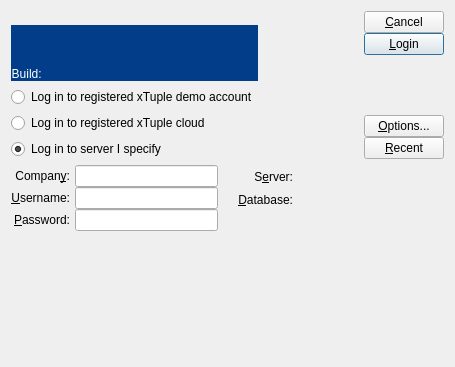
First picture: the form in xtuple/trunk/common/login2.ui, repository WooodHead/xtuple, before the edit.
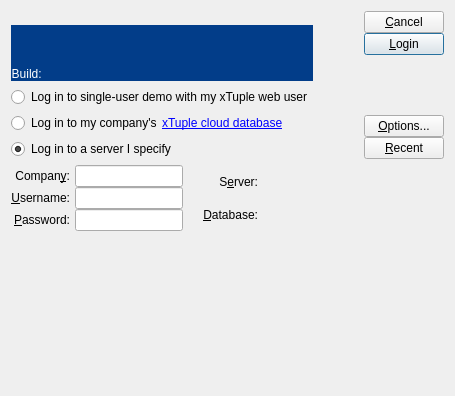
Second picture: the form after the edit. Icons and pictures are not drawn.

Commit message: Updated login screen to have new text and include a working link.

```diff
--- a/xtuple/trunk/common/login2.ui
+++ b/xtuple/trunk/common/login2.ui
@@ -14,17 +14,17 @@
     <x>0</x>
     <y>0</y>
     <width>455</width>
-    <height>367</height>
+    <height>396</height>
    </rect>
   </property>
   <property name="windowTitle">
    <string>Log In</string>
   </property>
-  <layout class="QVBoxLayout">
+  <layout class="QVBoxLayout" name="verticalLayout_2">
    <item>
-    <layout class="QHBoxLayout">
+    <layout class="QHBoxLayout" name="horizontalLayout_2">
      <item>
-      <layout class="QVBoxLayout">
+      <layout class="QVBoxLayout" name="verticalLayout">
        <item>
         <layout class="QVBoxLayout">
          <property name="spacing">
@@ -2483,21 +2483,41 @@
        <item>
         <widget class="QRadioButton" name="_demoOption">
          <property name="text">
-          <string>Log in to registered xTuple demo account</string>
+          <string>Log in to single-user demo with my xTuple web user</string>
          </property>
         </widget>
        </item>
        <item>
-        <widget class="QRadioButton" name="_cloudOption">
-         <property name="text">
-          <string>Log in to registered xTuple cloud</string>
+        <layout class="QHBoxLayout" name="horizontalLayout">
+         <property name="spacing">
+          <number>0</number>
          </property>
-        </widget>
+         <item>
+          <widget class="QRadioButton" name="_cloudOption">
+           <property name="text">
+            <string>Log in to my company's</string>
+           </property>
+          </widget>
+         </item>
+         <item>
+          <widget class="QLabel" name="_cloudLink">
+           <property name="sizePolicy">
+            <sizepolicy hsizetype="Expanding" vsizetype="Preferred">
+             <horstretch>0</horstretch>
+             <verstretch>0</verstretch>
+            </sizepolicy>
+           </property>
+           <property name="text">
+            <string>&lt;a href=&quot;cloud&quot;&gt;xTuple cloud database&lt;/a&gt;</string>
+           </property>
+          </widget>
+         </item>
+        </layout>
        </item>
        <item>
         <widget class="QRadioButton" name="_otherOption">
          <property name="text">
-          <string>Log in to server I specify</string>
+          <string>Log in to a server I specify</string>
          </property>
          <property name="checked">
           <bool>true</bool>
@@ -2676,7 +2696,14 @@
              <number>0</number>
             </property>
             <item>
-             <widget class="QLineEdit" name="_company"/>
+             <widget class="QLineEdit" name="_company">
+              <property name="sizePolicy">
+               <sizepolicy hsizetype="Preferred" vsizetype="Fixed">
+                <horstretch>0</horstretch>
+                <verstretch>0</verstretch>
+               </sizepolicy>
+              </property>
+             </widget>
             </item>
             <item>
              <widget class="QLineEdit" name="_username">
@@ -2825,7 +2852,7 @@
             <property name="sizeHint" stdset="0">
              <size>
               <width>20</width>
-              <height>20</height>
+              <height>0</height>
              </size>
             </property>
            </spacer>
```
The commit also changes 2 other files.
